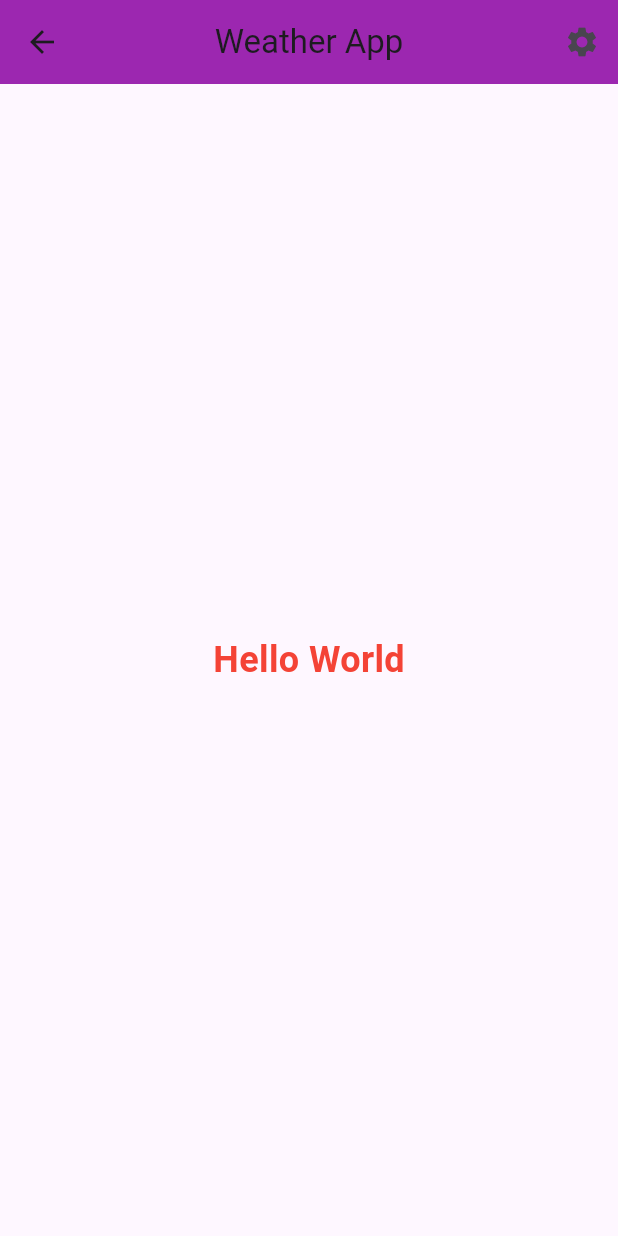
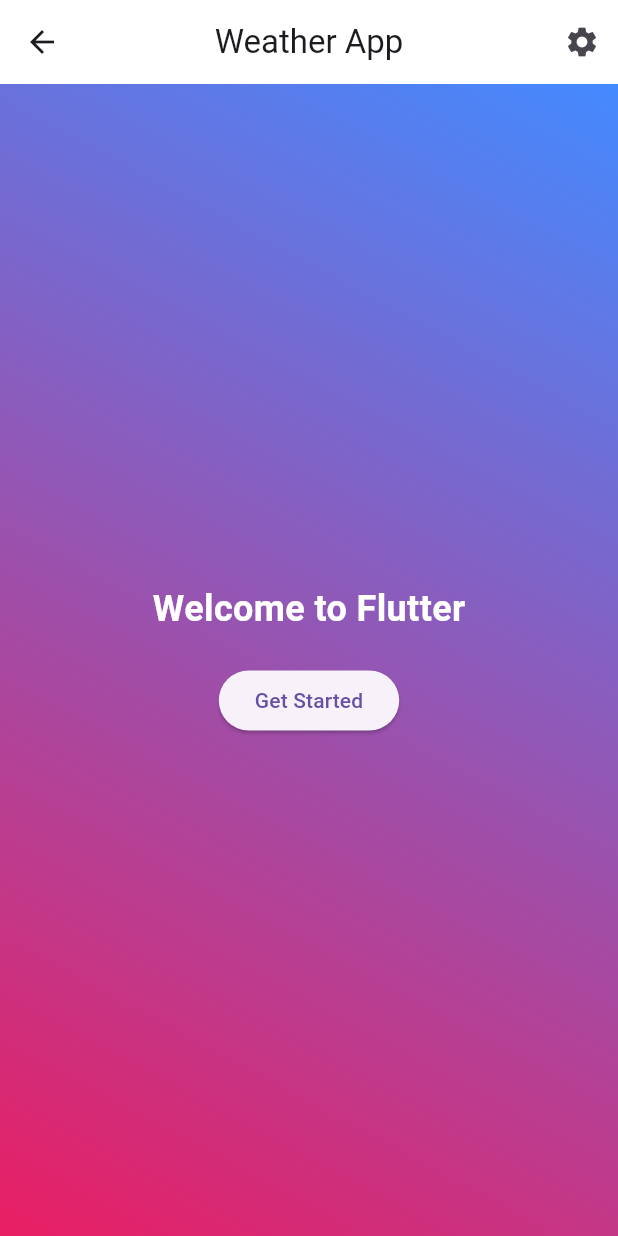
Before and after one commit to sudipeb/practiseapp1, a Flutter app: the screen it shows after launch, on a phone screen of 412 x 824 dp. Run offline on Flutter 3.47's test engine with Material 3 defaults, Android fonts, the phone set to English and light mode, and no system bars.

Commit message:
minor changes between the action button

```diff
--- a/lib/main.dart
+++ b/lib/main.dart
@@ -21,17 +21,32 @@ class _MyAppState extends State<MyApp> {
           leading: IconButton(icon: Icon(Icons.arrow_back), onPressed: () { },),
           title: const Text("Weather App"),
           centerTitle: true,
-          backgroundColor: Colors.purple,
+          backgroundColor: Colors.white,
           actions: [IconButton(icon: Icon(Icons.settings), onPressed: () { },),
         ]),
         body: SafeArea(
-          child: const Center(
-            child: Text("Hello World", style: TextStyle(fontSize: 24, fontWeight: FontWeight.bold, color: Colors.red) ),
-          ),
+          child: Container(
+            decoration: BoxDecoration(
+              gradient: LinearGradient(
+                begin: Alignment.topRight,
+                end: Alignment.bottomLeft,
+                colors: [Colors.blueAccent, Colors.pink]
+              )
+            ),
+            child: Center(
+              child: Column(
+                mainAxisAlignment: MainAxisAlignment.center,
+                children: [
+                  Text("Welcome to Flutter", style: TextStyle(fontSize: 24, color: Colors.white, fontWeight: FontWeight.bold),),
+                  SizedBox(height: 20,),
+                  ElevatedButton(onPressed: () { }, child: Text("Get Started"), ),
+                ],
+              ),
+            ),
         ),
       ),
 
-    );
+    ));
 
   }
 }
```
